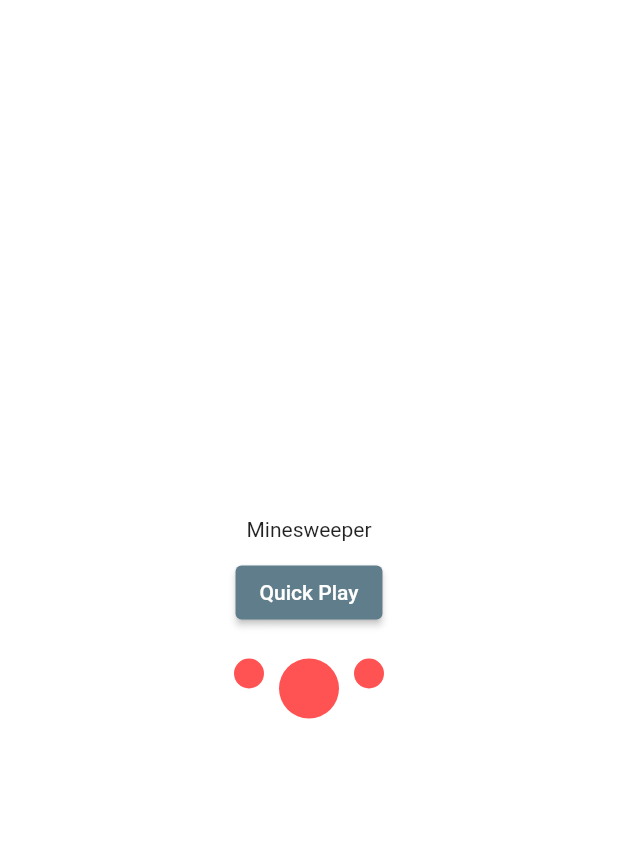
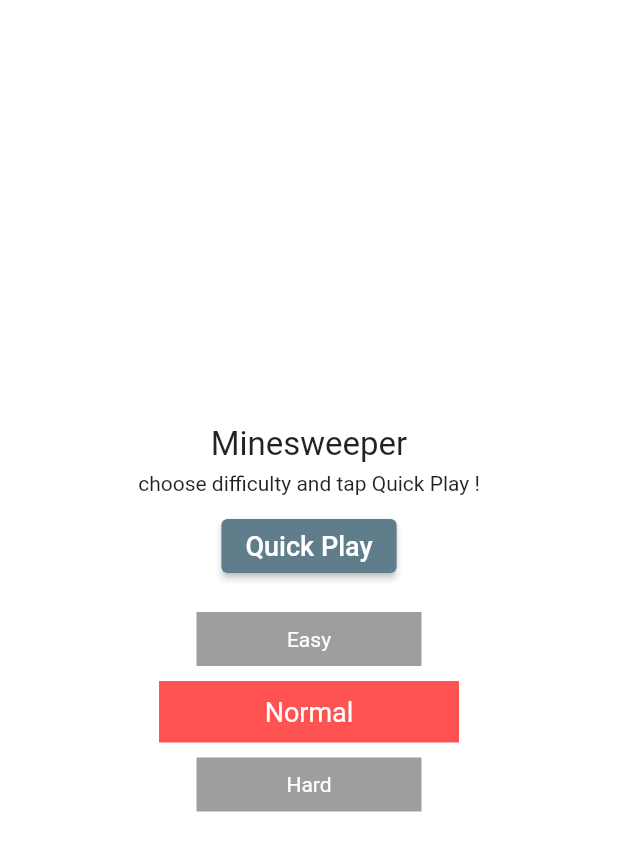
Before and after one commit to AbashAnewAunty/flutter-minesweeper, a Flutter app: the screen it shows after launch, on a phone screen of 412 x 824 dp. Shown: the top 851 px of the screen. Run offline on Flutter 3.47's test engine with Material 2 defaults, Android fonts, the phone set to English and light mode, and no system bars; drawn by our look-alikes of group_button; our stand-ins replace firebase_analytics, firebase_core, shared_preferences, tuple; missing offline and left inert: flutter_animated_dialog; accounts and stored records are empty.

Commit message:
fix design

```diff
--- a/lib/start_page.dart
+++ b/lib/start_page.dart
@@ -33,12 +33,17 @@ class _StartPageState extends State<StartPage> {
             mainAxisAlignment: MainAxisAlignment.center,
             crossAxisAlignment: CrossAxisAlignment.center,
             children: [
-              const Text("Minesweeper"),
+              const Text(
+                "Minesweeper",
+                style: TextStyle(fontSize: 22),
+              ),
+              const SizedBox(height: 5),
+              const Text("choose difficulty and tap Quick Play !"),
               const SizedBox(height: 10),
               _quickPlayButton(context),
               const SizedBox(height: 20),
               GroupButton(
-                buttons: const ["easy", "normal", "hard"],
+                buttons: const ["Easy", "Normal", "Hard"],
                 controller: _groupButtonController,
                 onSelected: (text, index, isSelected) async {
                   final startPageViewModel = context.read<StartPageViewModel>();
@@ -46,13 +51,29 @@ class _StartPageState extends State<StartPage> {
                       Difficulty.values.toList().elementAt(index);
                   await startPageViewModel.setDifficulty(difficulty);
                 },
+                options:
+                    const GroupButtonOptions(groupingType: GroupingType.column),
                 buttonBuilder: (isSelected, text, context) {
                   return Container(
-                    width: isSelected ? 40 : 20,
-                    height: isSelected ? 40 : 20,
-                    decoration: const BoxDecoration(
-                      shape: BoxShape.circle,
-                      color: Colors.redAccent,
+                    constraints:
+                        BoxConstraints(maxWidth: isSelected ? 200 : 150),
+                    decoration: BoxDecoration(
+                      color: isSelected ? Colors.redAccent : Colors.grey,
+                    ),
+                    child: Center(
+                      child: Padding(
+                        padding: const EdgeInsets.symmetric(
+                          vertical: 10,
+                          horizontal: 20,
+                        ),
+                        child: Text(
+                          text,
+                          style: TextStyle(
+                            color: Colors.white,
+                            fontSize: isSelected ? 18 : 14,
+                          ),
+                        ),
+                      ),
                     ),
                   );
                 },
@@ -68,7 +89,7 @@ class _StartPageState extends State<StartPage> {
     return ElevatedButton(
       onPressed: () => Navigator.of(context).pushNamed("/game"),
       style: ElevatedButton.styleFrom(backgroundColor: Colors.blueGrey),
-      child: const Text("Quick Play"),
+      child: const Text("Quick Play", style: TextStyle(fontSize: 18)),
     );
   }
 }
```
